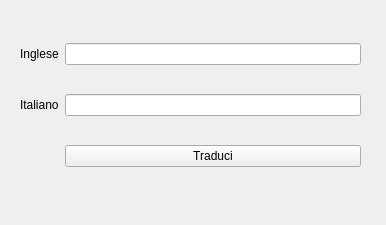
Old version of the form ui.ui in the repository braucci/QtTraduttore.
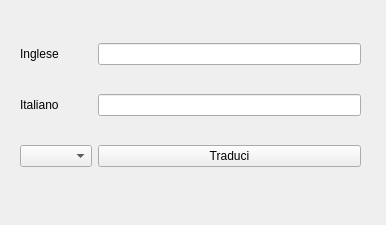
New version of the form.

Patch:
```diff
--- a/ui.ui
+++ b/ui.ui
@@ -54,6 +54,9 @@
       </property>
      </widget>
     </item>
+    <item row="2" column="0">
+     <widget class="QComboBox" name="cB_lingua"/>
+    </item>
    </layout>
   </widget>
  </widget>
```
Left out of the diff: 33 changed lines with no effect on the pictures.
